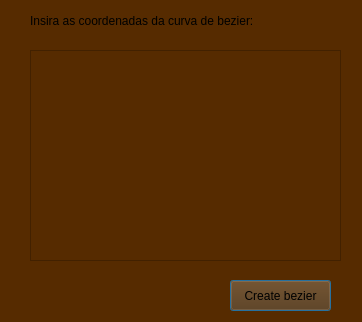
Qt form src/view/bezier_view/gui_bezier.ui (victoriavllso/sistema-grafico-interativo) before a commit.
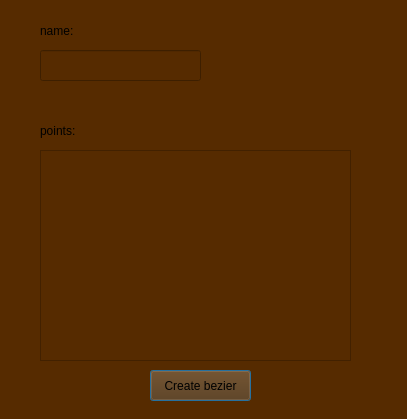
The same form after that commit.

Commit message: interface bezier

What changed in the file:
```diff
--- a/src/view/bezier_view/gui_bezier.ui
+++ b/src/view/bezier_view/gui_bezier.ui
@@ -6,8 +6,8 @@
    <rect>
     <x>0</x>
     <y>0</y>
-    <width>362</width>
-    <height>322</height>
+    <width>407</width>
+    <height>419</height>
    </rect>
   </property>
   <property name="windowTitle">
@@ -19,8 +19,8 @@
   <widget class="QPushButton" name="create_bezier_button">
    <property name="geometry">
     <rect>
-     <x>230</x>
-     <y>280</y>
+     <x>150</x>
+     <y>370</y>
      <width>101</width>
      <height>31</height>
     </rect>
@@ -32,26 +32,49 @@
   <widget class="QLabel" name="points_lbl">
    <property name="geometry">
     <rect>
-     <x>30</x>
-     <y>10</y>
+     <x>40</x>
+     <y>120</y>
      <width>281</width>
      <height>21</height>
     </rect>
    </property>
    <property name="text">
-    <string>Insira as coordenadas da curva de bezier:</string>
+    <string>points:</string>
    </property>
   </widget>
   <widget class="QPlainTextEdit" name="input_bezier">
    <property name="geometry">
     <rect>
-     <x>30</x>
-     <y>50</y>
+     <x>40</x>
+     <y>150</y>
      <width>311</width>
      <height>211</height>
     </rect>
    </property>
   </widget>
+  <widget class="QLabel" name="points_lbl_2">
+   <property name="geometry">
+    <rect>
+     <x>40</x>
+     <y>20</y>
+     <width>281</width>
+     <height>21</height>
+    </rect>
+   </property>
+   <property name="text">
+    <string>name:</string>
+   </property>
+  </widget>
+  <widget class="QLineEdit" name="name_curve_bezier">
+   <property name="geometry">
+    <rect>
+     <x>40</x>
+     <y>50</y>
+     <width>161</width>
+     <height>31</height>
+    </rect>
+   </property>
+  </widget>
  </widget>
  <resources/>
  <connections/>
```
The commit also changes 3 other files.
